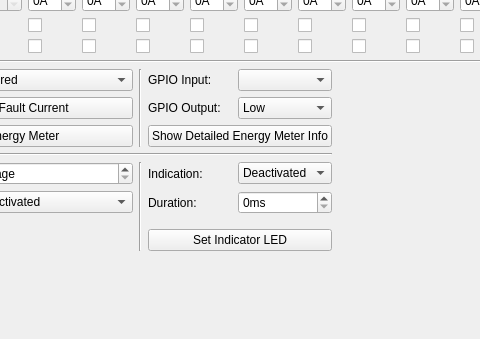
The window that src/brickv/plugin_system/plugins/evse_v2/ui/evse_v2.ui (Tinkerforge/brickv) describes before a commit, drawn with Qt 5; both pictures show x 138 to 618 and y 403 to 742 of the 759 by 742 pixel window.
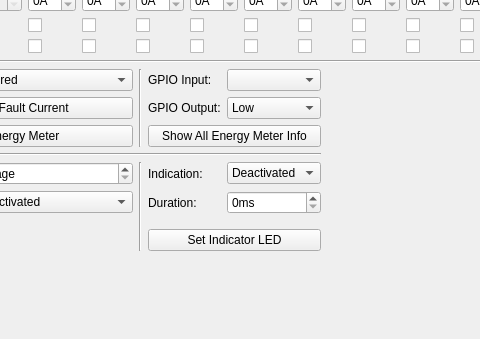
The same window after the commit. Custom widgets are drawn as their Qt base class.

Commit message: Add support new API naming

```diff
--- a/src/brickv/plugin_system/plugins/evse_v2/ui/evse_v2.ui
+++ b/src/brickv/plugin_system/plugins/evse_v2/ui/evse_v2.ui
@@ -827,7 +827,7 @@
      <item row="2" column="4" colspan="2">
       <widget class="QPushButton" name="button_energy_meter_detailed">
        <property name="text">
-        <string>Show Detailed Energy Meter Info</string>
+        <string>Show All Energy Meter Info</string>
        </property>
       </widget>
      </item>
```
Left out of the diff: 6 changed lines with no effect on the pictures. The commit also changes 2 other files.
